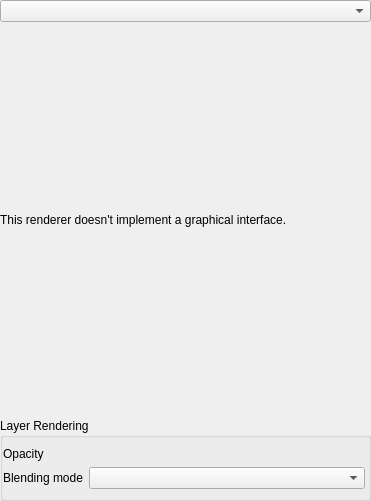
Before: the Qt Designer form src/ui/pointcloud/qgspointcloudrendererpropsdialogbase.ui in carsmie/QGIS, drawn with Qt 5.
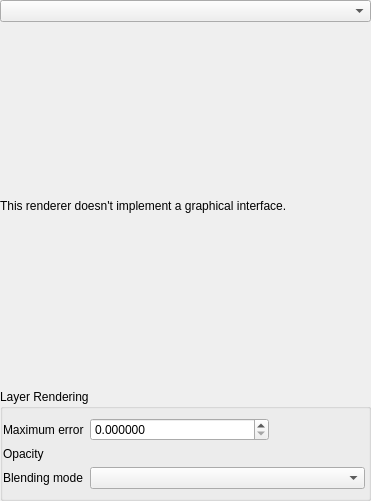
After: the same form once the commit is applied. Custom widgets are drawn as their Qt base class.

Commit message: Move setting for maximum screen error to QgsPointCloudRenderer, expose in GUI

What changed in the file:
```diff
--- a/src/ui/pointcloud/qgspointcloudrendererpropsdialogbase.ui
+++ b/src/ui/pointcloud/qgspointcloudrendererpropsdialogbase.ui
@@ -114,28 +114,58 @@
             <property name="rightMargin">
              <number>3</number>
             </property>
-            <item row="0" column="0">
+            <item row="1" column="0">
              <widget class="QLabel" name="lblTransparency">
               <property name="text">
                <string>Opacity</string>
               </property>
              </widget>
             </item>
-            <item row="0" column="1" colspan="2">
-             <widget class="QgsOpacityWidget" name="mOpacityWidget" native="true">
-              <property name="focusPolicy">
-               <enum>Qt::StrongFocus</enum>
-              </property>
-             </widget>
-            </item>
-            <item row="1" column="0">
+            <item row="2" column="0">
              <widget class="QLabel" name="lblBlend">
               <property name="text">
                <string>Blending mode</string>
               </property>
              </widget>
             </item>
-            <item row="1" column="1" colspan="2">
+            <item row="0" column="1" colspan="2">
+             <widget class="QgsDoubleSpinBox" name="mMaxErrorSpinBox">
+              <property name="decimals">
+               <number>6</number>
+              </property>
+              <property name="maximum">
+               <double>99999999999.000000000000000</double>
+              </property>
+             </widget>
+            </item>
+            <item row="0" column="0">
+             <widget class="QLabel" name="lblTransparency_2">
+              <property name="text">
+               <string>Maximum error</string>
+              </property>
+             </widget>
+            </item>
+            <item row="0" column="3">
+             <widget class="QgsUnitSelectionWidget" name="mMaxErrorUnitWidget" native="true">
+              <property name="minimumSize">
+               <size>
+                <width>0</width>
+                <height>0</height>
+               </size>
+              </property>
+              <property name="focusPolicy">
+               <enum>Qt::StrongFocus</enum>
+              </property>
+             </widget>
+            </item>
+            <item row="1" column="1" colspan="3">
+             <widget class="QgsOpacityWidget" name="mOpacityWidget" native="true">
+              <property name="focusPolicy">
+               <enum>Qt::StrongFocus</enum>
+              </property>
+             </widget>
+            </item>
+            <item row="2" column="1" colspan="3">
              <widget class="QgsBlendModeComboBox" name="mBlendModeComboBox">
               <property name="sizePolicy">
                <sizepolicy hsizetype="Expanding" vsizetype="Preferred">
@@ -180,6 +210,17 @@
    <header>qgspanelwidget.h</header>
    <container>1</container>
   </customwidget>
+  <customwidget>
+   <class>QgsDoubleSpinBox</class>
+   <extends>QDoubleSpinBox</extends>
+   <header>qgsdoublespinbox.h</header>
+  </customwidget>
+  <customwidget>
+   <class>QgsUnitSelectionWidget</class>
+   <extends>QWidget</extends>
+   <header>qgsunitselectionwidget.h</header>
+   <container>1</container>
+  </customwidget>
  </customwidgets>
  <tabstops>
   <tabstop>cboRenderers</tabstop>
```
The commit also changes 6 other files.
